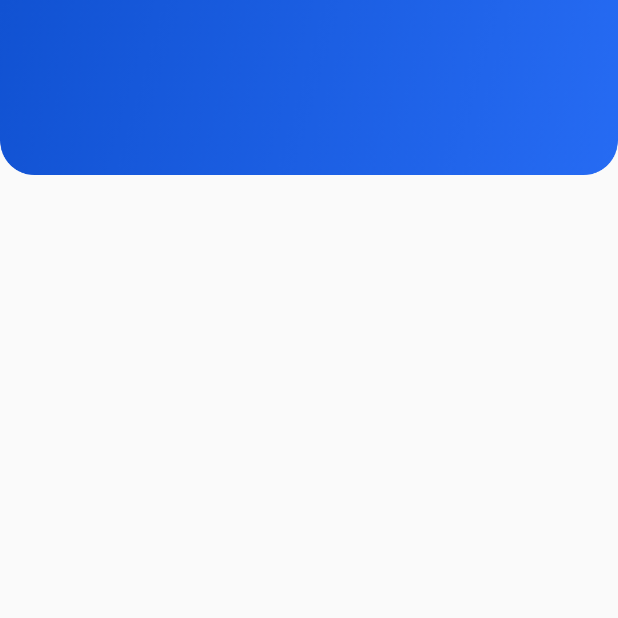
After one commit to ThinkingDobby/FishTracker, an Android app: the CollectionActivity screen opened directly, with no data from a screen before it, on a phone screen of 412 x 824 dp, the top half of it. The commit adds this screen. Run offline under Robolectric (Android 15) with nearby library versions, the light colour scheme and no system bars.

Commit message:
CollectionActivity 제작 전 임시 저장

```diff
--- a/app/src/main/AndroidManifest.xml
+++ b/app/src/main/AndroidManifest.xml
@@ -15,7 +15,8 @@
         android:roundIcon="@mipmap/ic_launcher_round"
         android:supportsRtl="true"
         android:theme="@style/AppTheme">
-        <activity android:name=".MenuActivity"></activity>
+        <activity android:name=".CollectionActivity"></activity>
+        <activity android:name=".MenuActivity" />
         <activity
             android:name=".TrackerActivity"
             android:screenOrientation="portrait"
--- /dev/null
+++ b/app/src/main/java/com/example/thinkingdobby/fishtracker/CollectionActivity.kt
@@ -0,0 +1,21 @@
+package com.example.thinkingdobby.fishtracker
+
+import android.graphics.Color
+import android.support.v7.app.AppCompatActivity
+import android.os.Bundle
+import android.view.View
+
+class CollectionActivity : AppCompatActivity() {
+
+    override fun onCreate(savedInstanceState: Bundle?) {
+        super.onCreate(savedInstanceState)
+        setContentView(R.layout.activity_collection)
+
+        window.apply {
+            decorView.systemUiVisibility =
+                    View.SYSTEM_UI_FLAG_LAYOUT_STABLE or
+                            View.SYSTEM_UI_FLAG_LAYOUT_FULLSCREEN
+            statusBarColor = Color.TRANSPARENT
+        }
+    }
+}
--- a/app/src/main/java/com/example/thinkingdobby/fishtracker/MenuActivity.kt
+++ b/app/src/main/java/com/example/thinkingdobby/fishtracker/MenuActivity.kt
@@ -1,5 +1,6 @@
 package com.example.thinkingdobby.fishtracker
 
+import android.content.Intent
 import android.support.v7.app.AppCompatActivity
 import android.os.Bundle
 import android.view.View
@@ -13,6 +14,11 @@ class MenuActivity : AppCompatActivity() {
 
         window.decorView.systemUiVisibility = View.SYSTEM_UI_FLAG_LIGHT_STATUS_BAR
 
+        menu_cv_1.setOnClickListener {
+            val intent = Intent(this, CollectionActivity::class.java)
+            startActivity(intent)
+        }
+
         menu_btn_back.setOnClickListener {
             finish()
         }
--- /dev/null
+++ b/app/src/main/res/layout/activity_collection.xml
@@ -0,0 +1,18 @@
+<?xml version="1.0" encoding="utf-8"?>
+<android.support.constraint.ConstraintLayout xmlns:android="http://schemas.android.com/apk/res/android"
+    xmlns:app="http://schemas.android.com/apk/res-auto"
+    xmlns:tools="http://schemas.android.com/tools"
+    android:layout_width="match_parent"
+    android:layout_height="match_parent"
+    tools:context=".CollectionActivity">
+
+    <ImageView
+        android:layout_width="0dp"
+        android:layout_height="wrap_content"
+        android:adjustViewBounds="true"
+        app:layout_constraintTop_toTopOf="parent"
+        app:layout_constraintStart_toStartOf="parent"
+        app:layout_constraintEnd_toEndOf="parent"
+        android:src="@drawable/top"/>
+
+</android.support.constraint.ConstraintLayout>
```
Also changed, not shown: app/src/main/res/layout/activity_menu.xml (+10 -10 lines), app/src/main/res/drawable-hdpi/top.png (added), app/src/main/res/drawable-ldpi/top.png (added), app/src/main/res/drawable-mdpi/top.png (added), app/src/main/res/drawable-xhdpi/top.png (added), app/src/main/res/drawable-xxhdpi/top.png (added), app/src/main/res/drawable-xxxhdpi/top.png (added).
